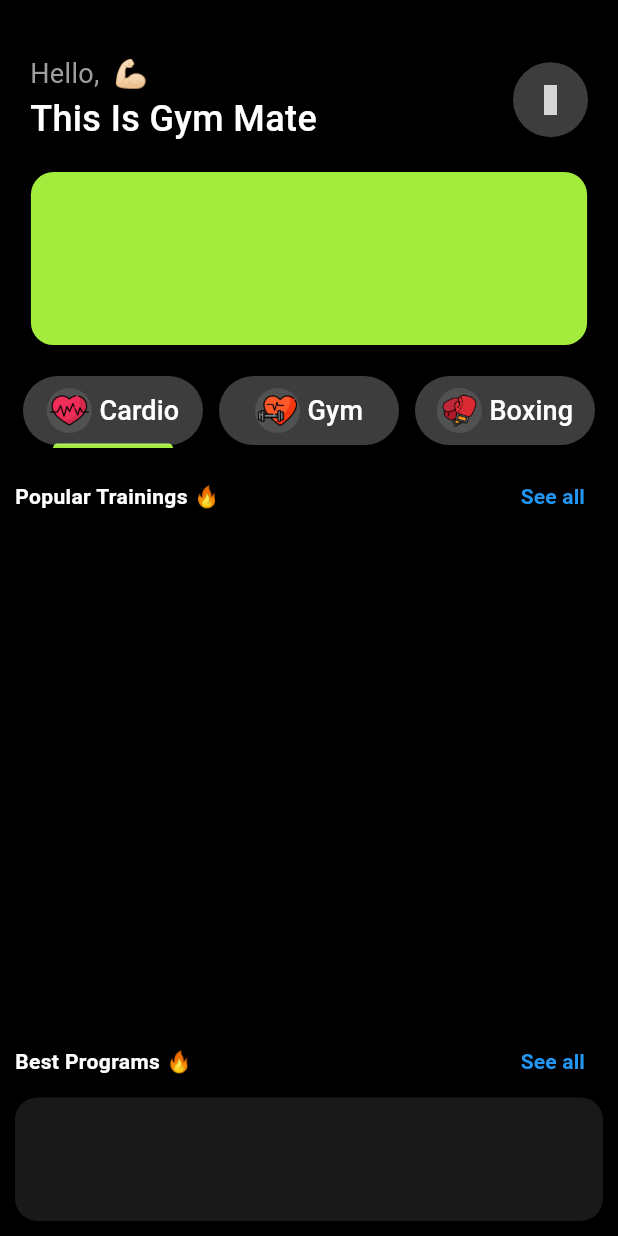
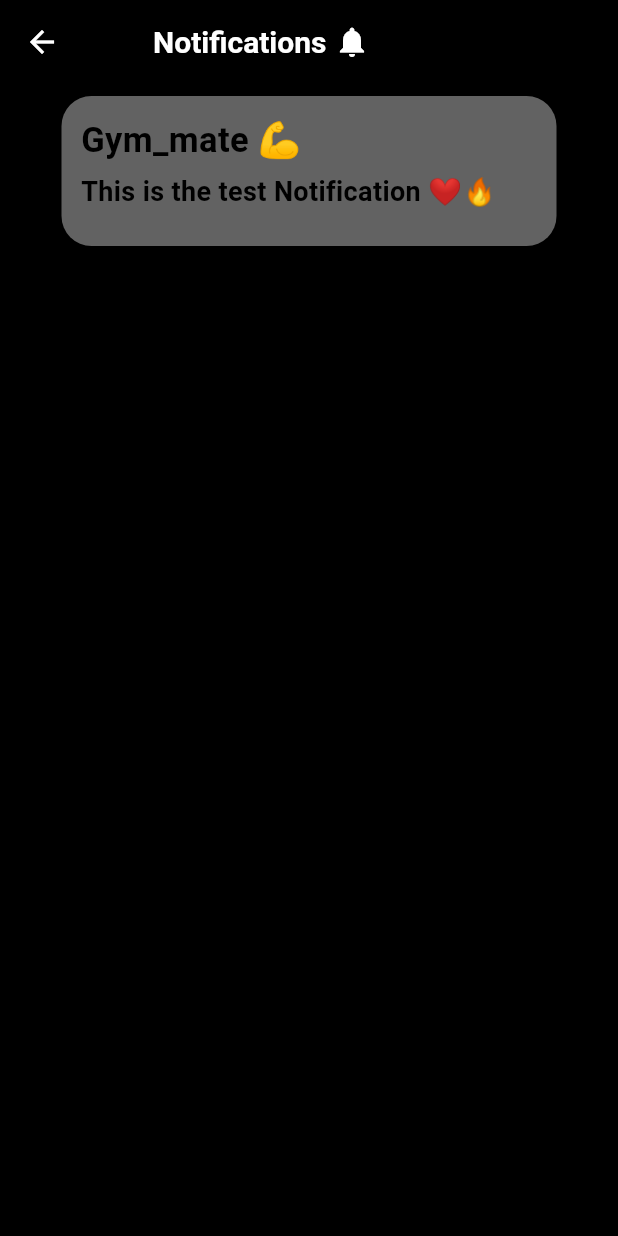
Before and after one commit to Moin1323/gym_mate_admin, a Flutter app: the HomeView screen opened directly, after a tap on an icon or button, on a phone screen of 412 x 824 dp. Run offline on Flutter 3.47's test engine with Material 3 defaults, Android fonts, the phone set to English and light mode, and no system bars; our stand-ins replace cloud_firestore, firebase_auth, firebase_core, firebase_messaging, flutter_local_notifications, fluttertoast and 3 more; accounts and stored records are empty; Roboto replaces fonts that are missing (Satoshi); grey boxes are pictures that could not be loaded.

Commit message:
Adding Notification Screen

```diff
--- /dev/null
+++ b/lib/view/dashboard/home/Notifications/notifications_view.dart
@@ -0,0 +1,101 @@
+import 'package:flutter/material.dart';
+
+import '../../../../res/colors/app_colors.dart';
+
+class Notifications_view extends StatefulWidget {
+  const Notifications_view({super.key});
+
+  @override
+  State<Notifications_view> createState() => _Notifications_viewState();
+}
+
+class _Notifications_viewState extends State<Notifications_view> {
+  @override
+  Widget build(BuildContext context) {
+    return Scaffold(
+        backgroundColor: AppColors.background,
+        appBar: AppBar(
+          backgroundColor: AppColors.background,
+          iconTheme: IconThemeData(
+            color: Colors.white, // Set the leading arrow color to white
+          ),
+          title: Center(
+            child: Row(
+              children: [
+                SizedBox(
+                  width: 30,
+                ),
+                Text(
+                  'Notifications',
+                  style: TextStyle(
+                    color: AppColors.secondary,
+                    fontSize: 20,
+                    fontWeight: FontWeight.bold,
+                  ),
+                ),
+                SizedBox(
+                  width: 5,
+                ),
+                Icon(
+                  Icons.notifications,
+                  color: AppColors.secondary,
+                ),
+              ],
+            ),
+          ),
+        ),
+        body: Padding(
+          padding: const EdgeInsets.all(8.0),
+          child: Column(
+            children: [
+              Center(
+                child: Container(
+                  width: 330,
+                  height: 100,
+                  decoration: BoxDecoration(
+                    borderRadius: BorderRadius.circular(20),
+                    color: Colors.white38,
+                  ),
+                  child: const Padding(
+                    padding: EdgeInsets.all(5.0),
+                    child: Row(
+                      crossAxisAlignment: CrossAxisAlignment
+                          .start, // Aligns the content to the start
+                      children: [
+                        Padding(
+                          padding: EdgeInsets.all(8.0),
+                          child: Column(
+                            crossAxisAlignment: CrossAxisAlignment
+                                .start, // Aligns the text to the start
+                            mainAxisAlignment: MainAxisAlignment.start,
+                            children: [
+                              Text(
+                                'Gym_mate 💪',
+                                style: TextStyle(
+                                    fontWeight: FontWeight.bold,
+                                    color: Colors.black,
+                                    fontSize: 23),
+                              ),
+                              SizedBox(
+                                height: 5,
+                              ),
+                              Text(
+                                'This is the test Notification ❤️‍🔥',
+                                style: TextStyle(
+                                    fontWeight: FontWeight.bold,
+                                    color: Colors.black,
+                                    fontSize: 18),
+                              ),
+                            ],
+                          ),
+                        ),
+                      ],
+                    ),
+                  ),
+                ),
+              )
+            ],
+          ),
+        ));
+  }
+}
--- a/lib/view/dashboard/home/home_view.dart
+++ b/lib/view/dashboard/home/home_view.dart
@@ -3,7 +3,7 @@ import 'package:flutter/material.dart';
 import 'package:flutter/services.dart';
 import 'package:get/get.dart';
 import 'package:gym_mate_admin/repository/user_repository/user_repository.dart';
-
+import 'package:gym_mate_admin/view/dashboard/home/Notifications/notifications_view.dart';
 import 'package:iconsax/iconsax.dart';
 
 import '../../../res/colors/app_colors.dart';
@@ -87,7 +87,9 @@ class _HomeViewState extends State<HomeView> {
                     }),
                     const Spacer(),
                     GestureDetector(
-                      onTap: () {},
+                      onTap: () {
+                        Get.to(Notifications_view());
+                      },
                       child: const CircleAvatar(
                         radius: 25,
                         backgroundColor: Colors.white24,
```
